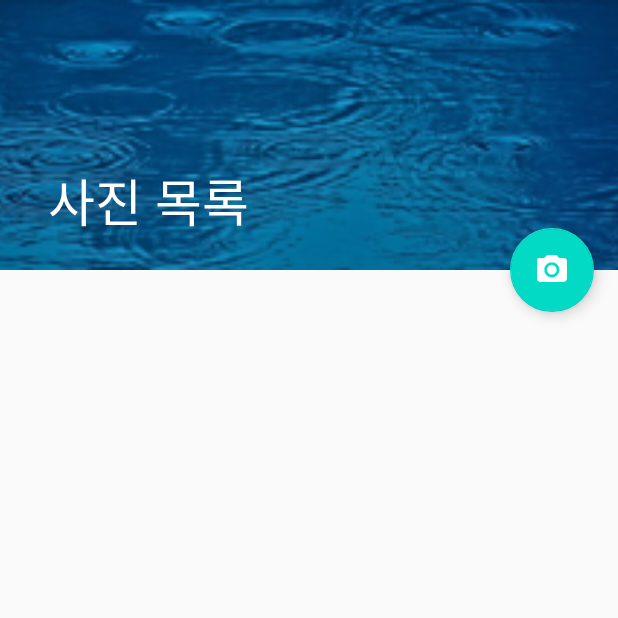
After one commit to jinnydiary/E05Photo, an Android app: the Photo4Activity screen opened directly, with no data from a screen before it, on a phone screen of 412 x 824 dp, the top half of it. The commit adds this screen. Run offline under Robolectric (Android 15) with nearby library versions, the phone set to English and light mode, and no system bars.

Commit message:
E05Photo 14주차 예제

```diff
--- a/app/src/main/AndroidManifest.xml
+++ b/app/src/main/AndroidManifest.xml
@@ -16,9 +16,13 @@
         android:supportsRtl="true"
         android:theme="@style/AppTheme">
         <activity
+            android:name=".Photo4Activity"
+            android:label="@string/title_activity_photo4"
+            android:theme="@style/AppTheme.NoActionBar"></activity>
+        <activity
             android:name=".Photo3Activity"
             android:label="@string/title_activity_photo3"
-            android:theme="@style/AppTheme.NoActionBar"></activity>
+            android:theme="@style/AppTheme.NoActionBar" />
         <activity android:name=".Photo2Activity" />
         <activity android:name=".Photo1Activity" />
         <activity android:name=".MainActivity">
--- a/app/src/main/java/net/skhu/e05photo/MainActivity.java
+++ b/app/src/main/java/net/skhu/e05photo/MainActivity.java
@@ -26,6 +26,9 @@ public class MainActivity extends AppCompatActivity {
             case R.id.button3:
                 classObj = Photo3Activity.class;
                 break;
+            case R.id.button4:
+                classObj = Photo4Activity.class;
+                break;
         }
         Intent intent = new Intent(this, classObj);
         startActivity(intent);
--- /dev/null
+++ b/app/src/main/java/net/skhu/e05photo/OnFileShareListener.java
@@ -0,0 +1,7 @@
+package net.skhu.e05photo;
+
+import java.io.File;
+
+public interface OnFileShareListener {
+    void onShareRequested(int index, File file);
+}
--- /dev/null
+++ b/app/src/main/java/net/skhu/e05photo/Photo4Activity.java
@@ -0,0 +1,114 @@
+package net.skhu.e05photo;
+
+import android.app.Activity;
+import android.content.Intent;
+import android.net.Uri;
+import android.os.Bundle;
+import android.os.Environment;
+import android.provider.MediaStore;
+import android.view.View;
+import android.widget.ImageView;
+import android.widget.Toast;
+
+import com.google.android.material.floatingactionbutton.FloatingActionButton;
+
+import androidx.activity.OnBackPressedCallback;
+import androidx.appcompat.app.AppCompatActivity;
+import androidx.core.content.FileProvider;
+import androidx.recyclerview.widget.GridLayoutManager;
+import androidx.recyclerview.widget.RecyclerView;
+
+import java.io.File;
+import java.io.IOException;
+import java.text.SimpleDateFormat;
+import java.util.Date;
+
+public class Photo4Activity extends AppCompatActivity {
+
+    OnBackPressedCallback backPressedCallback = new OnBackPressedCallback(false) {
+        @Override
+        public void handleOnBackPressed() {
+            button.setVisibility(View.VISIBLE);
+            imageView.setVisibility(View.GONE);
+            this.setEnabled(false);
+        }
+    };
+
+    ImageView imageView;
+    FloatingActionButton button;
+    FileRecyclerView3Adapter adapter;
+
+    @Override
+    protected void onCreate(Bundle savedInstanceState) {
+        super.onCreate(savedInstanceState);
+        setContentView(R.layout.activity_photo4);
+        setSupportActionBar(findViewById(R.id.toolbar));
+
+        button = findViewById(R.id.btnTakePhoto);
+        button.setOnClickListener((view) -> startActivity_takePhoto());
+
+        imageView = findViewById(R.id.imageView1);
+        imageView.setVisibility(View.GONE);
+        imageView.setOnClickListener((view) -> {
+            button.setVisibility(View.VISIBLE);
+            view.setVisibility(View.GONE);
+            backPressedCallback.setEnabled(false);
+        });
+
+        File directory = getExternalFilesDir(Environment.DIRECTORY_PICTURES);
+        File[] files = directory.listFiles();
+
+        OnFileClickListener clickListener = (index, file) -> {
+            button.setVisibility(View.INVISIBLE);
+            imageView.setImageURI(Uri.fromFile(file));
+            imageView.setVisibility(View.VISIBLE);
+            backPressedCallback.setEnabled(true);
+        };
+        OnFileShareListener shareListener = (index, file) -> {
+            Intent intent = new Intent();
+            intent.setAction(Intent.ACTION_SEND);
+            String authorities = "net.skhu.e05photo.fileProvider";
+            Uri uri = FileProvider.getUriForFile(this, authorities, file);
+            intent.putExtra(Intent.EXTRA_STREAM, uri);
+            intent.setType("image/jpeg");
+            startActivity(Intent.createChooser(intent, "사진 공유"));
+        };
+
+        adapter = new FileRecyclerView3Adapter(this, files, clickListener, shareListener);
+        RecyclerView recyclerView = findViewById(R.id.recyclerView);
+        recyclerView.setLayoutManager(new GridLayoutManager(this, 2));
+        recyclerView.setAdapter(adapter);
+        getOnBackPressedDispatcher().addCallback(backPressedCallback);
+    }
+
+    private File createImageFile() throws IOException {
+        String timeStamp = new SimpleDateFormat("yyyyMMdd_HHmmss_SSS").format(new Date());
+        String imageFileName = "PHOTO" + timeStamp + ".jpg";
+        File directory = getExternalFilesDir(Environment.DIRECTORY_PICTURES);
+        return new File(directory, imageFileName);
+    }
+
+    static final int RC_TAKE_PHOTO = 1;
+    File cameraFile;
+    static final String AUTHORITIES = "net.skhu.e05photo.fileProvider";
+
+    private void startActivity_takePhoto() {
+        try {
+            Intent intent = new Intent(MediaStore.ACTION_IMAGE_CAPTURE);
+            if (intent.resolveActivity(getPackageManager()) == null) return;
+            cameraFile = createImageFile();
+            Uri uri = FileProvider.getUriForFile(this, AUTHORITIES, cameraFile);
+            intent.putExtra(MediaStore.EXTRA_OUTPUT,  uri);
+            startActivityForResult(intent, RC_TAKE_PHOTO);
+        } catch (IOException ex) {
+            Toast.makeText(this, ex.getMessage(), Toast.LENGTH_LONG).show();
+        }
+    }
+
+    public void onActivityResult(int requestCode,int resultCode, Intent intent) {
+        super.onActivityResult(requestCode, resultCode, intent);
+        if (resultCode == Activity.RESULT_OK && requestCode == RC_TAKE_PHOTO)
+            adapter.add(cameraFile);
+    }
+
+}
--- /dev/null
+++ b/app/src/main/res/layout/activity_photo4.xml
@@ -0,0 +1,63 @@
+<?xml version="1.0" encoding="utf-8"?>
+<androidx.coordinatorlayout.widget.CoordinatorLayout xmlns:android="http://schemas.android.com/apk/res/android"
+    xmlns:app="http://schemas.android.com/apk/res-auto"
+    xmlns:tools="http://schemas.android.com/tools"
+    android:layout_width="match_parent"
+    android:layout_height="match_parent"
+    android:fitsSystemWindows="true"
+    tools:context=".Photo4Activity">
+
+    <com.google.android.material.appbar.AppBarLayout
+        android:id="@+id/app_bar"
+        android:layout_width="match_parent"
+        android:layout_height="@dimen/app_bar_height"
+        android:fitsSystemWindows="true"
+        android:theme="@style/AppTheme.AppBarOverlay">
+
+        <com.google.android.material.appbar.CollapsingToolbarLayout
+            android:id="@+id/toolbar_layout"
+            android:layout_width="match_parent"
+            android:layout_height="match_parent"
+            android:fitsSystemWindows="true"
+            app:contentScrim="?attr/colorPrimary"
+            app:layout_scrollFlags="scroll|exitUntilCollapsed"
+            app:toolbarId="@+id/toolbar">
+
+            <ImageView
+                android:id="@+id/imageView2"
+                android:layout_width="match_parent"
+                android:layout_height="match_parent"
+                android:scaleType="centerCrop"
+                app:layout_collapseMode="parallax"
+                app:srcCompat="@drawable/rain" />
+
+            <androidx.appcompat.widget.Toolbar
+                android:id="@+id/toolbar"
+                android:layout_width="match_parent"
+                android:layout_height="?attr/actionBarSize"
+                app:layout_collapseMode="pin"
+                app:popupTheme="@style/AppTheme.PopupOverlay" />
+
+        </com.google.android.material.appbar.CollapsingToolbarLayout>
+    </com.google.android.material.appbar.AppBarLayout>
+
+    <include layout="@layout/content_photo3" />
+
+    <com.google.android.material.floatingactionbutton.FloatingActionButton
+        android:id="@+id/btnTakePhoto"
+        android:layout_width="wrap_content"
+        android:layout_height="wrap_content"
+        android:layout_margin="@dimen/fab_margin"
+        app:layout_anchor="@id/app_bar"
+        app:layout_anchorGravity="bottom|end"
+        app:srcCompat="@drawable/ic_photo_camera_white_24dp" />
+
+    <ImageView
+        android:id="@+id/imageView1"
+        android:layout_width="match_parent"
+        android:layout_height="match_parent"
+        android:background="#000000"
+        android:visibility="gone"
+        tools:srcCompat="@tools:sample/avatars" />
+
+</androidx.coordinatorlayout.widget.CoordinatorLayout>
--- /dev/null
+++ b/app/src/main/res/menu/menu_photo_file.xml
@@ -0,0 +1,11 @@
+<?xml version="1.0" encoding="utf-8"?>
+<menu xmlns:app="http://schemas.android.com/apk/res-auto"
+    xmlns:android="http://schemas.android.com/apk/res/android">
+
+    <item
+        android:id="@+id/action_delete"
+        android:title="@string/action_delete" />
+    <item
+        android:id="@+id/action_share"
+        android:title="@string/action_share" />
+</menu>
--- a/app/src/main/res/values/strings.xml
+++ b/app/src/main/res/values/strings.xml
@@ -4,4 +4,7 @@
     <string name="take_photo">사진 찍기</string>
     <string name="title_activity_photo3">사진 목록</string>
     <string name="action_settings">Settings</string>
+    <string name="title_activity_photo4">사진 목록</string>
+    <string name="action_delete">삭제</string>
+    <string name="action_share">공유</string>
 </resources>
```
Also changed, not shown: app/src/main/java/net/skhu/e05photo/FileRecyclerView3Adapter.java (added, +123 -0 lines), app/src/main/res/layout/activity_main.xml (+13 -0 lines), app/src/main/res/layout/content_photo4.xml (added, +15 -0 lines), app/src/main/res/layout/photo_file2.xml (added, +60 -0 lines), app/src/main/res/menu/menu_photo4.xml (added, +10 -0 lines), app/src/main/res/drawable-xxxhdpi/ic_more_vert_black_24dp.png (added).
